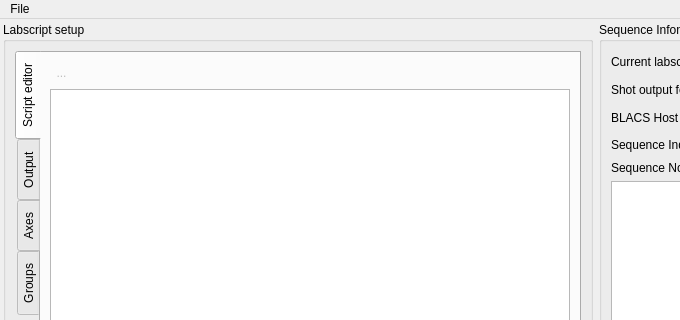
Before: the Qt Designer form main.ui in labscript-suite-archive-oldfinal1/spielman-runmanager--forked-from--labscript_suite-runmanager, drawn with Qt 5; both pictures show x 0 to 680 and y 0 to 320 of the 1192 by 650 pixel window.
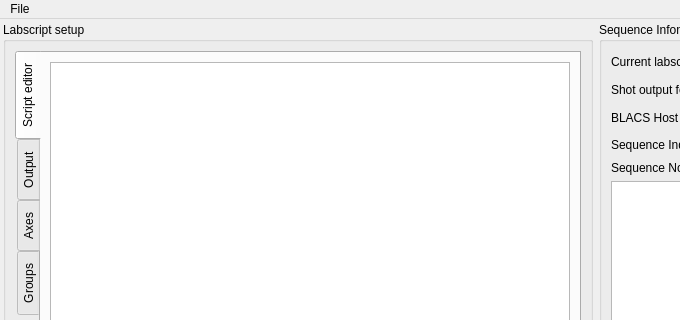
After: the same form once the commit is applied. Icons and pictures are not drawn. Custom widgets are drawn as their Qt base class.

Commit message: Significantaly upgraded editor to have tabbed editing. to monitor changes to files on disk.

Patch:
```diff
--- a/main.ui
+++ b/main.ui
@@ -149,56 +149,7 @@
             </attribute>
             <layout class="QVBoxLayout" name="verticalLayout_9">
              <item>
-              <layout class="QHBoxLayout" name="horizontalLayout_10">
-               <property name="spacing">
-                <number>0</number>
-               </property>
-               <property name="leftMargin">
-                <number>0</number>
-               </property>
-               <property name="topMargin">
-                <number>0</number>
-               </property>
-               <property name="rightMargin">
-                <number>0</number>
-               </property>
-               <property name="bottomMargin">
-                <number>0</number>
-               </property>
-               <item>
-                <widget class="QToolButton" name="toolButton_save_labscript_file">
-                 <property name="enabled">
-                  <bool>false</bool>
-                 </property>
-                 <property name="toolTip">
-                  <string>&lt;html&gt;&lt;head/&gt;&lt;body&gt;&lt;p&gt;Save this labscript file to disk&lt;/p&gt;&lt;/body&gt;&lt;/html&gt;</string>
-                 </property>
-                 <property name="text">
-                  <string>...</string>
-                 </property>
-                 <property name="icon">
-                  <iconset resource="../../Anaconda/Lib/site-packages/qtutils/icons/icons.qrc">
-                   <normaloff>:/qtutils/fugue/document--pencil.png</normaloff>:/qtutils/fugue/document--pencil.png</iconset>
-                 </property>
-                </widget>
-               </item>
-               <item>
-                <spacer name="horizontalSpacer_2">
-                 <property name="orientation">
-                  <enum>Qt::Horizontal</enum>
-                 </property>
-                 <property name="sizeHint" stdset="0">
-                  <size>
-                   <width>40</width>
-                   <height>20</height>
-                  </size>
-                 </property>
-                </spacer>
-               </item>
-              </layout>
-             </item>
-             <item>
-              <widget class="SimplePythonEditor" name="Qscintilla_Text"/>
+              <widget class="SimplePythonEditor" name="script_SimplePythonEditor"/>
              </item>
             </layout>
            </widget>
@@ -1235,16 +1186,16 @@
    <header>qtutils/widgets.h</header>
    <container>1</container>
   </customwidget>
-  <customwidget>
-   <class>SimplePythonEditor</class>
-   <extends>QPlainTextEdit</extends>
-   <header>qtutils/widgets.h</header>
-  </customwidget>
   <customwidget>
    <class>QPadSpinBox</class>
    <extends>QSpinBox</extends>
    <header>qtutils/widgets.h</header>
   </customwidget>
+  <customwidget>
+   <class>SimplePythonEditor</class>
+   <extends>QPlainTextEdit</extends>
+   <header>qtutils/widgets.h</header>
+  </customwidget>
  </customwidgets>
  <tabstops>
   <tabstop>lineEdit_labscript_file</tabstop>
```
The commit also changes 2 other files.
